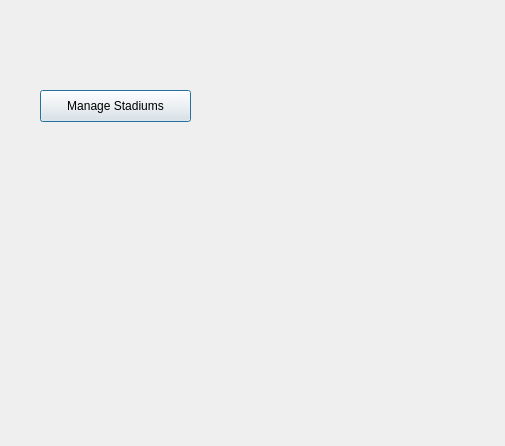
Qt form app/baseball_gui/administrator_actions.ui (housengw/CS8-I-Love-Baseball) before a commit.
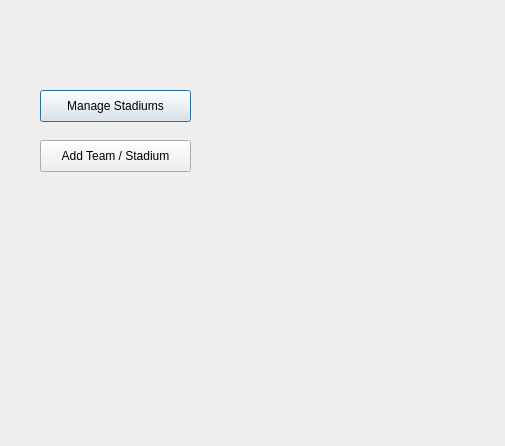
The same form after that commit.

```diff
--- a/app/baseball_gui/administrator_actions.ui
+++ b/app/baseball_gui/administrator_actions.ui
@@ -26,6 +26,19 @@
     <string>Manage Stadiums</string>
    </property>
   </widget>
+  <widget class="QPushButton" name="add_stadium_button">
+   <property name="geometry">
+    <rect>
+     <x>40</x>
+     <y>140</y>
+     <width>151</width>
+     <height>32</height>
+    </rect>
+   </property>
+   <property name="text">
+    <string>Add Team / Stadium</string>
+   </property>
+  </widget>
  </widget>
  <resources/>
  <connections/>
```
